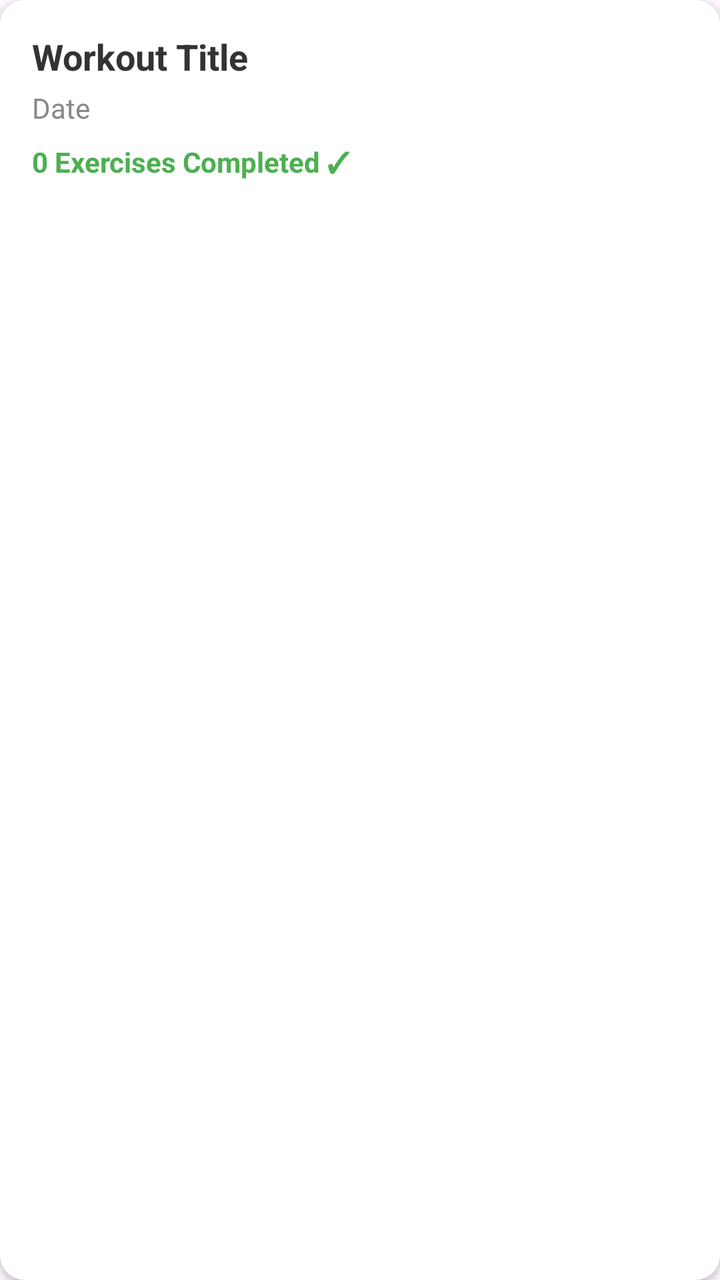
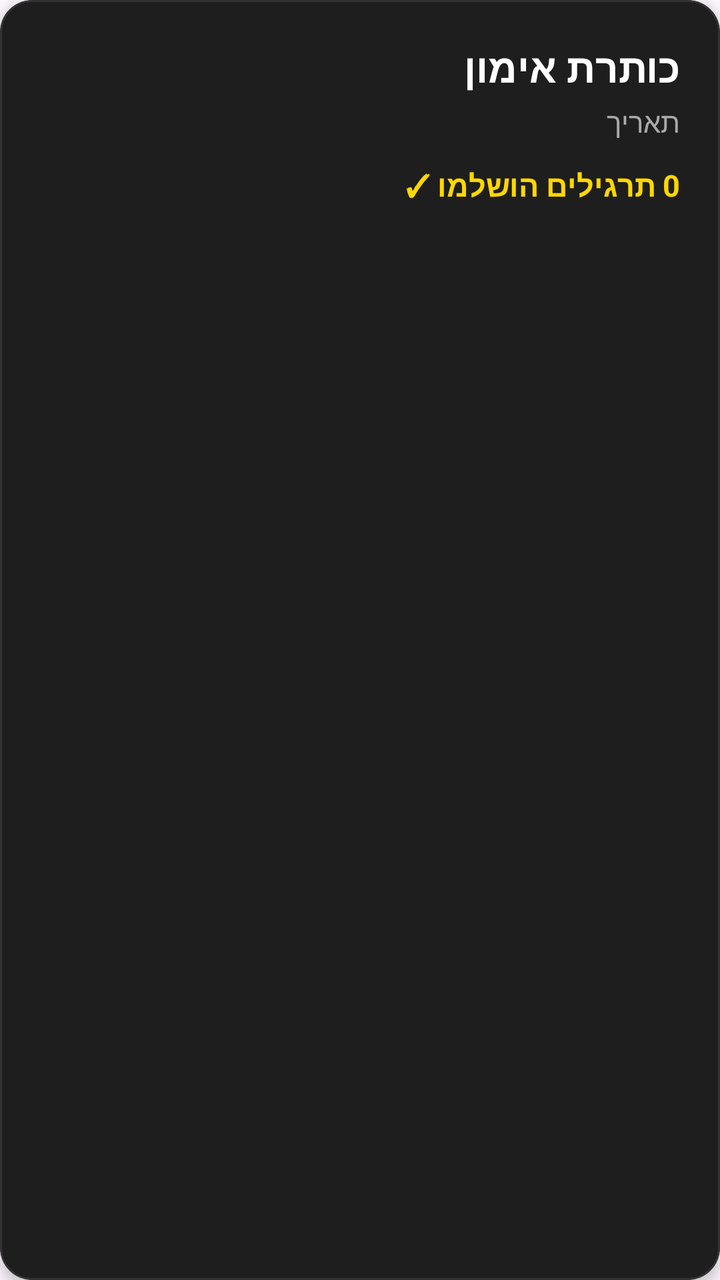

An Android layout rendered at two revisions. The XML below is the earlier revision; the diff shows what the commit changed to produce the second picture.
<!-- AndroidManifest.xml: application theme Theme.PeakFitA -->
<!-- res/layout/item_history_workout.xml -->
<?xml version="1.0" encoding="utf-8"?>
<androidx.cardview.widget.CardView xmlns:android="http://schemas.android.com/apk/res/android"
    xmlns:app="http://schemas.android.com/apk/res-auto"
    android:layout_width="match_parent"
    android:layout_height="wrap_content"
    android:layout_marginHorizontal="8dp"
    android:layout_marginVertical="6dp"
    app:cardCornerRadius="12dp"
    app:cardElevation="2dp">

    <LinearLayout
        android:layout_width="match_parent"
        android:layout_height="wrap_content"
        android:orientation="vertical"
        android:padding="16dp"
        android:background="#FFFFFF">

        <TextView
            android:id="@+id/tvHistoryTitle"
            android:layout_width="wrap_content"
            android:layout_height="wrap_content"
            android:text="Workout Title"
            android:textSize="18sp"
            android:textStyle="bold"
            android:textColor="#333333" />

        <TextView
            android:id="@+id/tvHistoryDate"
            android:layout_width="wrap_content"
            android:layout_height="wrap_content"
            android:text="Date"
            android:textSize="14sp"
            android:textColor="#888888"
            android:layout_marginTop="4dp" />

        <TextView
            android:id="@+id/tvHistoryExercisesCount"
            android:layout_width="wrap_content"
            android:layout_height="wrap_content"
            android:text="0 Exercises Completed ✓"
            android:textSize="14sp"
            android:textColor="#4CAF50"
            android:layout_marginTop="8dp"
            android:textStyle="bold"/>
        <TextView
            android:id="@+id/tvHistoryExercisesDetails"
            android:layout_width="match_parent"
            android:layout_height="wrap_content"
            android:layout_marginTop="12dp"
            android:textColor="#555555"
            android:textSize="14sp"
            android:lineSpacingExtra="6dp"
            android:visibility="gone" />
    </LinearLayout>

</androidx.cardview.widget.CardView>
<!-- resources referenced by this layout -->
<resources>
  <style name="Theme.PeakFitA" parent="Base.Theme.PeakFitA" />
  <style name="Base.Theme.PeakFitA" parent="Theme.Material3.DayNight.NoActionBar">
          
          
      </style>
</resources>

<!-- the commit's change to res/layout/item_history_workout.xml (unified diff, before → after) -->
@@ -1,56 +1,62 @@
 <?xml version="1.0" encoding="utf-8"?>
-<androidx.cardview.widget.CardView xmlns:android="http://schemas.android.com/apk/res/android"
+<com.google.android.material.card.MaterialCardView
+    xmlns:android="http://schemas.android.com/apk/res/android"
     xmlns:app="http://schemas.android.com/apk/res-auto"
     android:layout_width="match_parent"
     android:layout_height="wrap_content"
-    android:layout_marginHorizontal="8dp"
-    android:layout_marginVertical="6dp"
-    app:cardCornerRadius="12dp"
-    app:cardElevation="2dp">
+    android:layout_marginHorizontal="12dp"
+    android:layout_marginVertical="8dp"
+    app:cardBackgroundColor="#1E1E1E"
+    app:cardCornerRadius="16dp"
+    app:cardElevation="4dp"
+    app:strokeColor="#333333"
+    app:strokeWidth="1dp"
+    android:layoutDirection="rtl">
 
     <LinearLayout
         android:layout_width="match_parent"
         android:layout_height="wrap_content"
         android:orientation="vertical"
-        android:padding="16dp"
-        android:background="#FFFFFF">
+        android:padding="20dp">
 
         <TextView
             android:id="@+id/tvHistoryTitle"
             android:layout_width="wrap_content"
             android:layout_height="wrap_content"
-            android:text="Workout Title"
-            android:textSize="18sp"
+            android:text="כותרת אימון"
+            android:textSize="20sp"
             android:textStyle="bold"
-            android:textColor="#333333" />
+            android:textColor="#FFFFFF" />
 
         <TextView
             android:id="@+id/tvHistoryDate"
             android:layout_width="wrap_content"
             android:layout_height="wrap_content"
-            android:text="Date"
+            android:text="תאריך"
             android:textSize="14sp"
-            android:textColor="#888888"
+            android:textColor="#AAAAAA"
             android:layout_marginTop="4dp" />
 
         <TextView
             android:id="@+id/tvHistoryExercisesCount"
             android:layout_width="wrap_content"
             android:layout_height="wrap_content"
-            android:text="0 Exercises Completed ✓"
-            android:textSize="14sp"
-            android:textColor="#4CAF50"
-            android:layout_marginTop="8dp"
+            android:text="0 תרגילים הושלמו ✓"
+            android:textSize="15sp"
+            android:textColor="#FFD700"
+            android:layout_marginTop="12dp"
             android:textStyle="bold"/>
+
         <TextView
             android:id="@+id/tvHistoryExercisesDetails"
             android:layout_width="match_parent"
             android:layout_height="wrap_content"
             android:layout_marginTop="12dp"
-            android:textColor="#555555"
-            android:textSize="14sp"
+            android:textColor="#DDDDDD"
+            android:textSize="15sp"
             android:lineSpacingExtra="6dp"
             android:visibility="gone" />
+
     </LinearLayout>
 
-</androidx.cardview.widget.CardView>
+</com.google.android.material.card.MaterialCardView>
